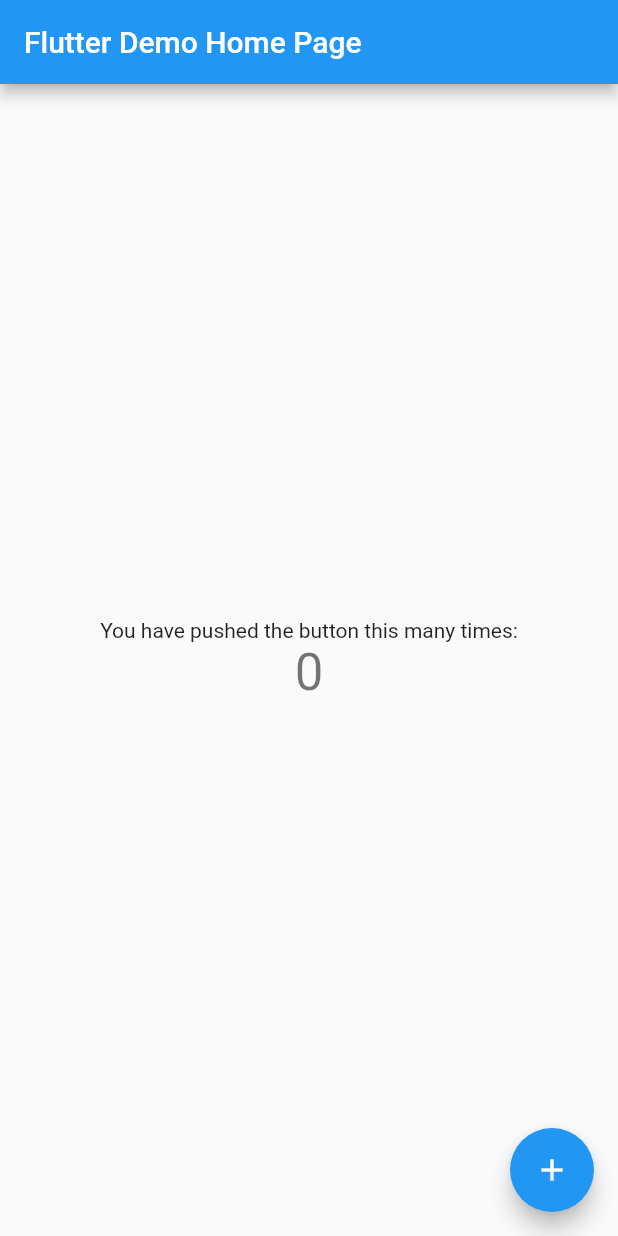
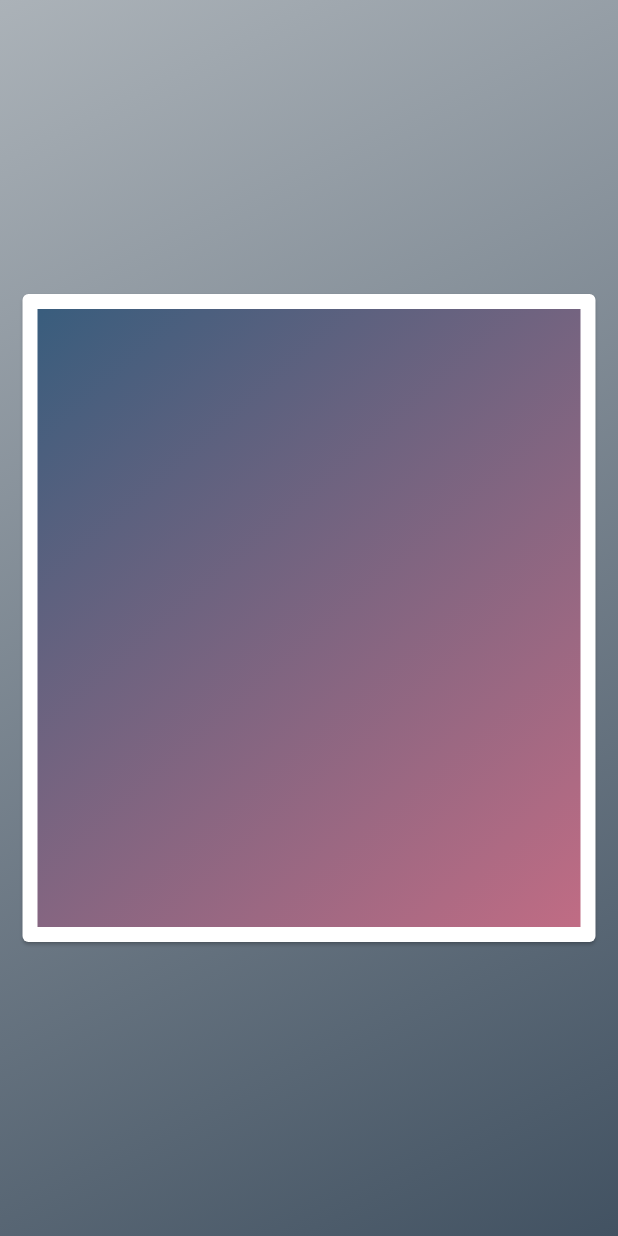
Before and after one commit to gerald-tetteh/Book-Search, a Flutter app: the screen it shows after launch, on a phone screen of 412 x 824 dp. Run offline on Flutter 3.47's test engine with Material 2 defaults, Android fonts, the phone set to English and light mode, and no system bars.

```diff
--- a/lib/main.dart
+++ b/lib/main.dart
@@ -1,4 +1,12 @@
+/*
+  * Author: Gerald Addo-Tetteh
+  * Book Search App
+  * Main File
+*/
+
 import 'package:flutter/material.dart';
+
+import './screens/search_page.dart';
 
 void main() {
   runApp(MyApp());
@@ -8,58 +16,12 @@ class MyApp extends StatelessWidget {
   @override
   Widget build(BuildContext context) {
     return MaterialApp(
-      title: 'Flutter Demo',
+      title: 'Book Search',
       theme: ThemeData(
         primarySwatch: Colors.blue,
         visualDensity: VisualDensity.adaptivePlatformDensity,
       ),
-      home: MyHomePage(title: 'Flutter Demo Home Page'),
+      home: SearchPage(),
     );
   }
 }
-
-class MyHomePage extends StatefulWidget {
-  MyHomePage({Key key, this.title}) : super(key: key);
-  final String title;
-
-  @override
-  _MyHomePageState createState() => _MyHomePageState();
-}
-
-class _MyHomePageState extends State<MyHomePage> {
-  int _counter = 0;
-
-  void _incrementCounter() {
-    setState(() {
-      _counter++;
-    });
-  }
-
-  @override
-  Widget build(BuildContext context) {
-    return Scaffold(
-      appBar: AppBar(
-        title: Text(widget.title),
-      ),
-      body: Center(
-        child: Column(
-          mainAxisAlignment: MainAxisAlignment.center,
-          children: <Widget>[
-            Text(
-              'You have pushed the button this many times:',
-            ),
-            Text(
-              '$_counter',
-              style: Theme.of(context).textTheme.headline4,
-            ),
-          ],
-        ),
-      ),
-      floatingActionButton: FloatingActionButton(
-        onPressed: _incrementCounter,
-        tooltip: 'Increment',
-        child: Icon(Icons.add),
-      ), // This trailing comma makes auto-formatting nicer for build methods.
-    );
-  }
-}
--- /dev/null
+++ b/lib/screens/search_page.dart
@@ -0,0 +1,46 @@
+/*
+  * Author: Gerald Addo-Tetteh
+  * Book Search App
+  * Search Page
+*/
+
+/*
+  This page contains a text field for the
+  user to enter the title of the book or
+  the author.
+*/
+
+import 'package:flutter/material.dart';
+
+import '../utils/color_util.dart';
+import '../widgets/searchPage/search_form.dart';
+
+class SearchPage extends StatelessWidget {
+  static const routeName = "/search-page";
+  @override
+  Widget build(BuildContext context) {
+    final mediQuery = MediaQuery.of(context);
+    return Container(
+      decoration: BoxDecoration(
+        gradient: ColorUtil.searchPageGradient,
+      ),
+      child: Scaffold(
+        backgroundColor: Colors.transparent,
+        body: Center(
+          child: Card(
+            margin: const EdgeInsets.all(15),
+            child: Container(
+              margin: const EdgeInsets.all(10),
+              height: mediQuery.size.height * 0.5,
+              width: double.infinity,
+              decoration: BoxDecoration(
+                gradient: ColorUtil.detailPageGradient,
+              ),
+              child: SearchForm(),
+            ),
+          ),
+        ),
+      ),
+    );
+  }
+}
--- /dev/null
+++ b/lib/utils/color_util.dart
@@ -0,0 +1,42 @@
+/*
+  * Author: Gerald Addo-Tetteh
+  * Book Search App
+  * Color Util
+*/
+
+/*
+  This class contains colors and gradients used
+  in the app.
+*/
+
+import 'package:flutter/material.dart';
+
+class ColorUtil {
+  static const white = Color(0xfff7f7f7);
+  static const silverWhite = Color(0xfff8f8f8);
+  static const buttonColor = Color(0xff45b4ff);
+  static const searchPageGradient = LinearGradient(
+    colors: [
+      Color(0xffabb2b8),
+      Color(0xff425262),
+    ],
+    begin: Alignment.topLeft,
+    end: Alignment.bottomRight,
+  );
+  static const resultPageGradient = LinearGradient(
+    colors: [
+      Color(0xffa3d8eb),
+      Color(0xff719ec2),
+    ],
+    begin: Alignment.topLeft,
+    end: Alignment.bottomRight,
+  );
+  static const detailPageGradient = LinearGradient(
+    colors: [
+      Color(0xff395d7d),
+      Color(0xffc06c84),
+    ],
+    begin: Alignment.topLeft,
+    end: Alignment.bottomRight,
+  );
+}
--- /dev/null
+++ b/lib/widgets/searchPage/search_form.dart
@@ -0,0 +1,33 @@
+/*
+  * Author: Gerald Addo-Tetteh
+  * Book Search App
+  * Search Page
+*/
+
+/*
+  This widget returns a column which shows
+  the app title and the text field for the
+  user to search for books.
+*/
+
+import 'package:flutter/material.dart';
+
+class SearchForm extends StatefulWidget {
+  const SearchForm({
+    Key key,
+  }) : super(key: key);
+
+  @override
+  _SearchFormState createState() => _SearchFormState();
+}
+
+class _SearchFormState extends State<SearchForm> {
+  @override
+  Widget build(BuildContext context) {
+    return SingleChildScrollView(
+      child: Column(
+        children: [],
+      ),
+    );
+  }
+}
```
Also changed, not shown: pubspec.yaml (+15 -11 lines), assets/fonts/CormorantGaramond-Bold.ttf (added), assets/fonts/CormorantGaramond-Regular.ttf (added), assets/fonts/FiraSans-Italic.ttf (added), assets/fonts/FiraSans-Regular.ttf (added), pubspec.lock.
